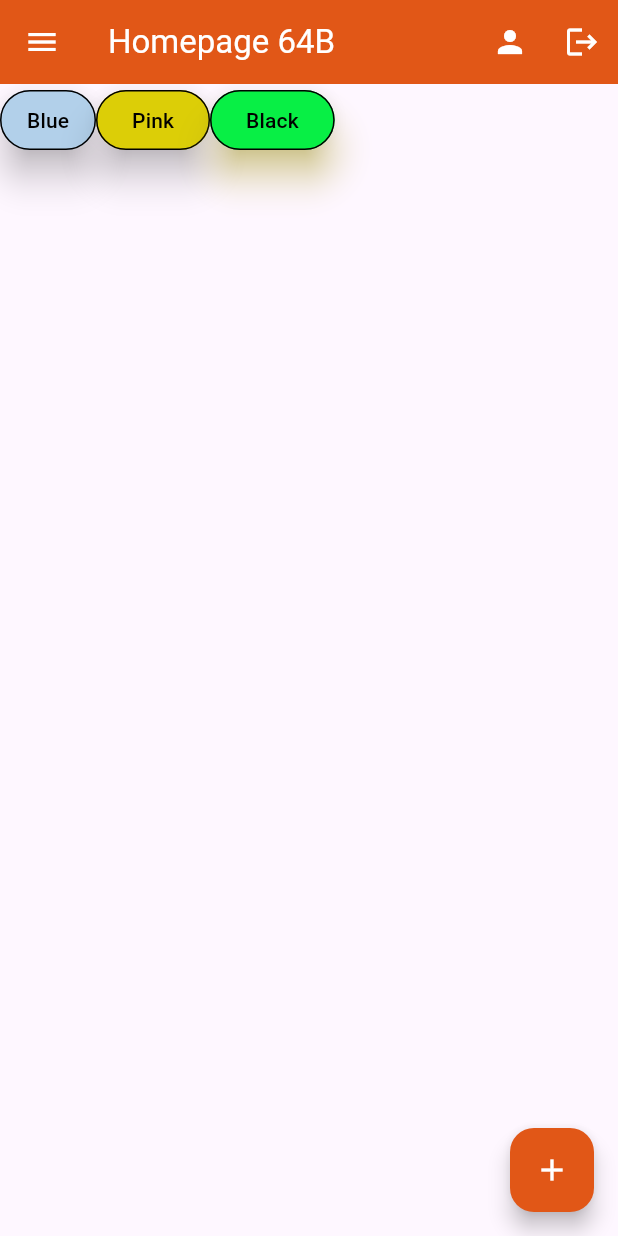
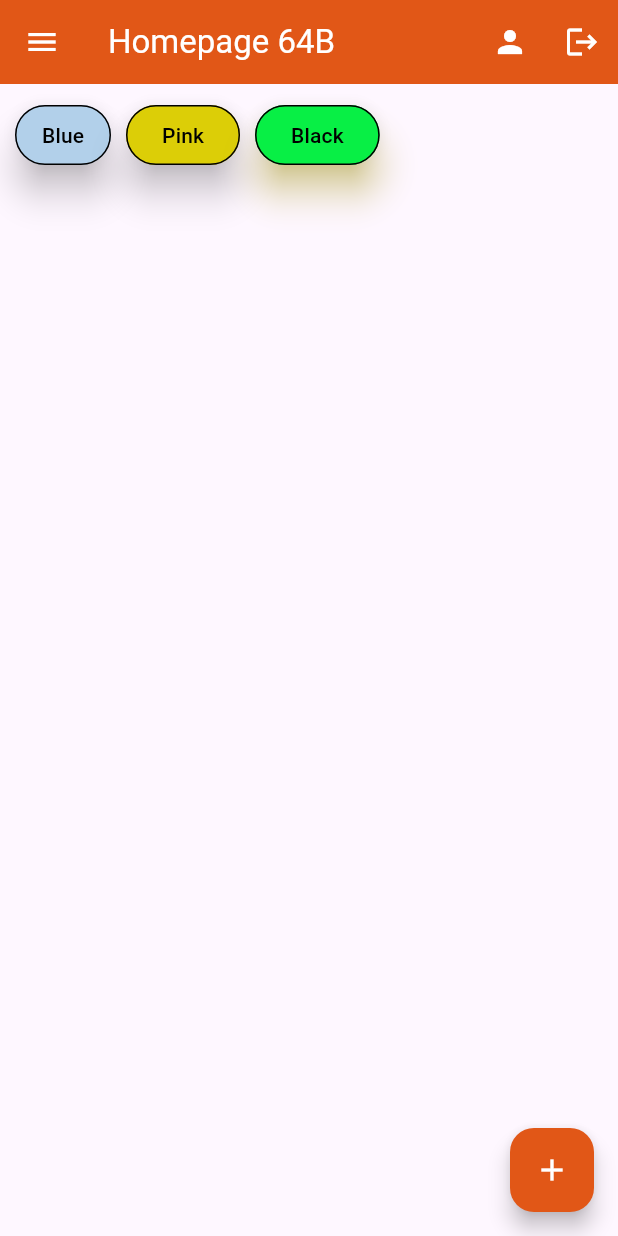
Before and after one commit to itsAMd22/FlutterClassWork, a Flutter app: the screen it shows after launch, on a phone screen of 412 x 824 dp. Run offline on Flutter 3.47's test engine with Material 3 defaults, Android fonts, the phone set to English and light mode, and no system bars; our stand-ins replace material_ui.

Commit message:
buttons updated

```diff
--- a/project_2/lib/home_page.dart
+++ b/project_2/lib/home_page.dart
@@ -72,7 +72,10 @@ class Homepage extends StatelessWidget {
 
       body: Row(
         children: [
-          TextButton(
+
+          Padding(
+            padding: const EdgeInsets.all(10.0),
+            child: TextButton(
               onPressed: (){},
               style: TextButton.styleFrom(
                 side: BorderSide(),
@@ -83,7 +86,11 @@ class Homepage extends StatelessWidget {
               ),
               child: Text("Blue")
             ),
-          ElevatedButton(
+          ),
+
+          Padding(
+            padding: const EdgeInsets.fromLTRB(0, 10, 10, 10),
+            child: ElevatedButton(
               onPressed: (){},
               style: TextButton.styleFrom(
                 side: BorderSide(),
@@ -94,7 +101,12 @@ class Homepage extends StatelessWidget {
               ),
               child: Text("Pink")
             ),
-          OutlinedButton(
+          ),
+
+
+          Padding(
+            padding: const EdgeInsets.fromLTRB(0, 10, 10, 10),
+            child: OutlinedButton(
               onPressed: (){},
               style: TextButton.styleFrom(
                 side: BorderSide(),
@@ -105,6 +117,7 @@ class Homepage extends StatelessWidget {
               ),
               child: Text("Black")
             ),
+          ),
         ],
       ),
 
```
Lines whose indentation alone changed are shown as unchanged.
